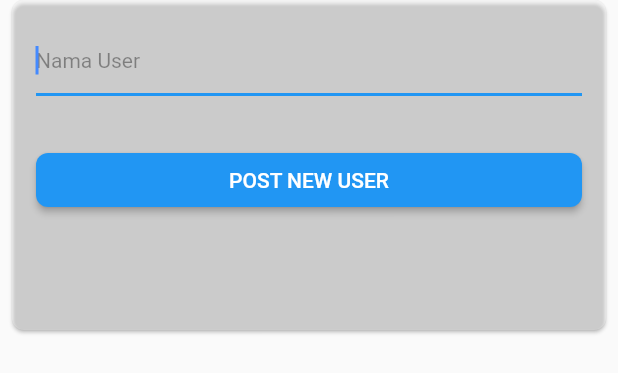
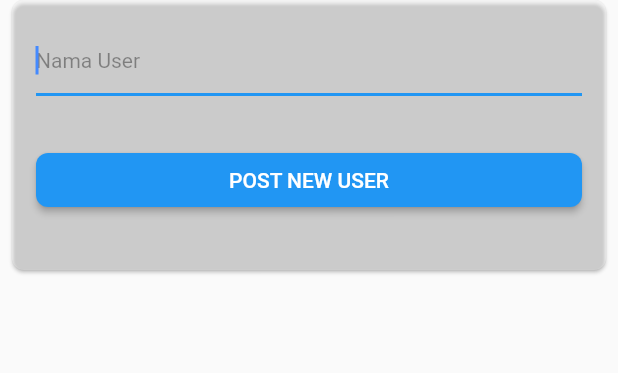
Before and after one commit to Mobile-Dev-Miniclub/andresaftari-FlutterAPI, a Flutter app: the AddPage widget shown alone on an empty page, opened directly, on a phone screen of 412 x 824 dp. Shown: the top 373 px of the screen. Run offline on Flutter 3.47's test engine with Material 2 defaults, Android fonts, the phone set to English and light mode, and no system bars; our stand-ins replace flutter_linkify; network calls fail.

Commit message:
Fixed bug

```diff
--- a/lib/pages/add/add_page.dart
+++ b/lib/pages/add/add_page.dart
@@ -12,7 +12,7 @@ class _AddPageState extends State<AddPage> {
 
   var size = 0;
   var name = '';
-  var avatar =
+  var dummyAvatar =
       'https://upload.wikimedia.org/wikipedia/commons/thumb/4/44/Adhisty_Zara_SK_04Dec19_IMG_0071.jpg/800px-Adhisty_Zara_SK_04Dec19_IMG_0071.jpg';
 
   @override
@@ -25,7 +25,7 @@ class _AddPageState extends State<AddPage> {
       ),
       child: Container(
         width: MediaQuery.of(context).size.width,
-        height: 220,
+        height: 180,
         child: Form(
           key: _postFieldKey,
           child: Padding(
@@ -67,7 +67,7 @@ class _AddPageState extends State<AddPage> {
                     String lname = '';
 
                     if (_postFieldKey.currentState!.validate()) {
-                      UserPost.postUser(name, avatar).then((value) {
+                      UserPost.postUser(name, dummyAvatar).then((value) {
                         if (name.contains(" ")) {
                           fname = name.substring(0, name.indexOf(" "));
                           lname =
@@ -77,7 +77,7 @@ class _AddPageState extends State<AddPage> {
                             id: size.toString(),
                             fname: fname,
                             lname: lname,
-                            image: avatar,
+                            image: dummyAvatar,
                           );
 
                           newList!.add(newUser);
@@ -86,7 +86,7 @@ class _AddPageState extends State<AddPage> {
                             id: size.toString(),
                             fname: name,
                             lname: '',
-                            image: avatar,
+                            image: dummyAvatar,
                           );
 
                           newList!.add(newUser);
```
Also changed, not shown: lib/pages/pages.dart (+6 -2 lines).
